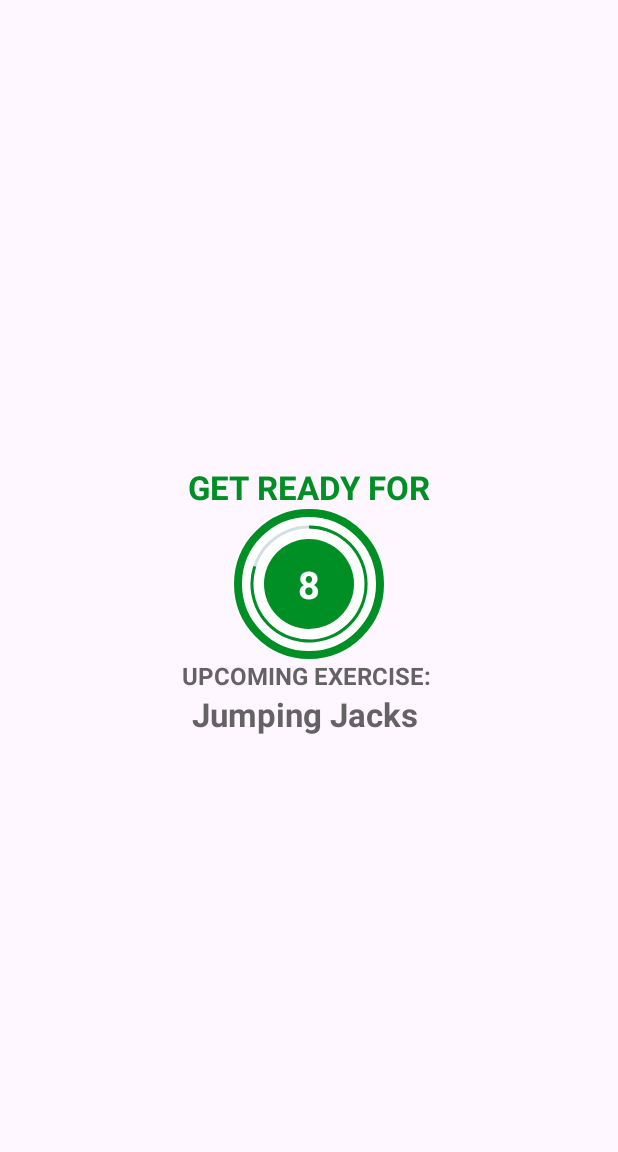
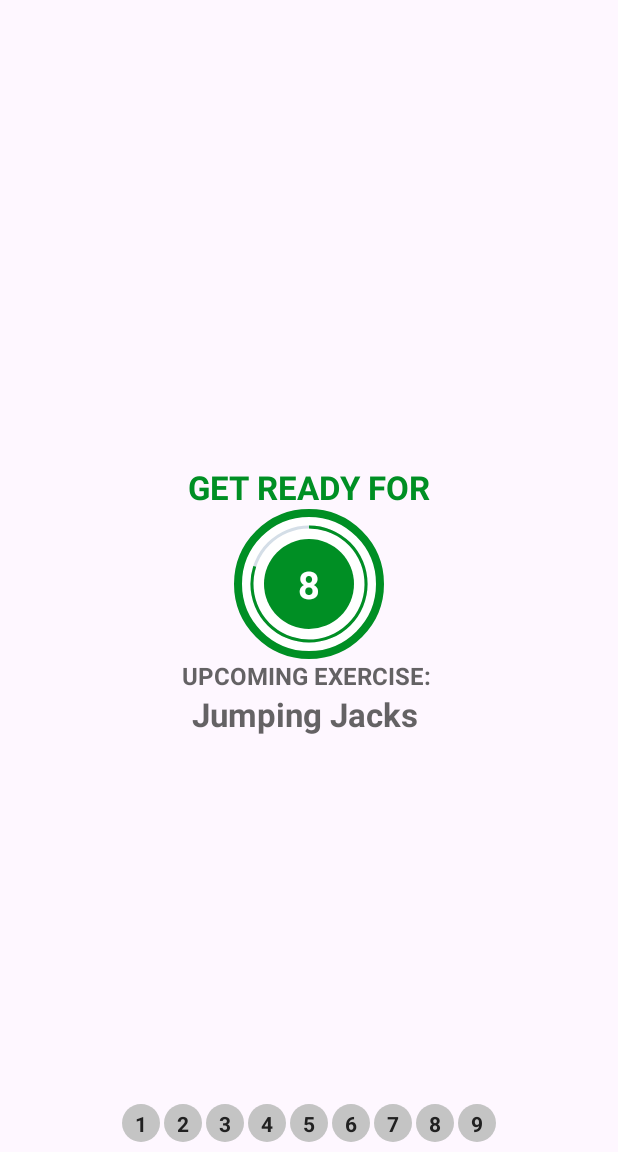
Before and after one commit to Neha8679/7-Minute-Workout-App, an Android app: the ExerciseActivity screen opened directly, with no data from a screen before it, on a phone screen of 412 x 824 dp, the part 84-1236 px from its top. Run offline under Robolectric (Android 15) with nearby library versions, the light colour scheme and no system bars.

Commit message:
displaying the recyclerview with the exercise number

```diff
--- a/app/src/main/java/com/neha/a7minuteworkoutapp/Constants.kt
+++ b/app/src/main/java/com/neha/a7minuteworkoutapp/Constants.kt
@@ -70,7 +70,7 @@ object Constants {
 //        )
 //        exerciseList.add(wallSit)
         val lunge = ExerciseModel(
-            10,"Lunge",
+            9,"Lunge",
             R.drawable.ic_lunges,
             false,
             false
--- a/app/src/main/java/com/neha/a7minuteworkoutapp/ExerciseActivity.kt
+++ b/app/src/main/java/com/neha/a7minuteworkoutapp/ExerciseActivity.kt
@@ -9,6 +9,7 @@ import android.speech.tts.TextToSpeech
 import android.util.Log
 import android.view.View
 import android.widget.Toast
+import androidx.recyclerview.widget.LinearLayoutManager
 import com.neha.a7minuteworkoutapp.databinding.ActivityExerciseBinding
 import java.util.Locale
 
@@ -24,6 +25,8 @@ class ExerciseActivity : AppCompatActivity(), TextToSpeech.OnInitListener {
 
     private var tts: TextToSpeech? = null
     private var player: MediaPlayer? =null
+
+    private var exerciseAdapter : ExerciseStatusAdapter? = null
 
 
     override fun onCreate(savedInstanceState: Bundle?) {
@@ -46,7 +49,15 @@ class ExerciseActivity : AppCompatActivity(), TextToSpeech.OnInitListener {
         }
         //binding?.flProgressBar?.visibility = View.INVISIBLE
         setUpRestView()
+        setupExerciseStatusRecyclerView()
 
+    }
+
+    private fun setupExerciseStatusRecyclerView(){
+        binding?.rvExerciseStatus?.layoutManager = LinearLayoutManager(this,LinearLayoutManager.HORIZONTAL,false)
+
+        exerciseAdapter = ExerciseStatusAdapter(exerciseList!!)
+        binding?.rvExerciseStatus?.adapter = exerciseAdapter
     }
 
     private fun setUpRestView(){
--- a/app/src/main/res/layout/activity_exercise.xml
+++ b/app/src/main/res/layout/activity_exercise.xml
@@ -179,9 +179,11 @@
 
     <androidx.recyclerview.widget.RecyclerView
         android:id="@+id/rvExerciseStatus"
-        android:layout_width="match_parent"
+        android:layout_width="wrap_content"
         android:layout_height="wrap_content"
         android:layout_margin="5dp"
+        app:layout_constraintEnd_toEndOf="parent"
+        app:layout_constraintStart_toStartOf="parent"
         app:layout_constraintTop_toBottomOf="@id/flExerciseView"
         app:layout_constraintBottom_toBottomOf="parent"
         />
```
